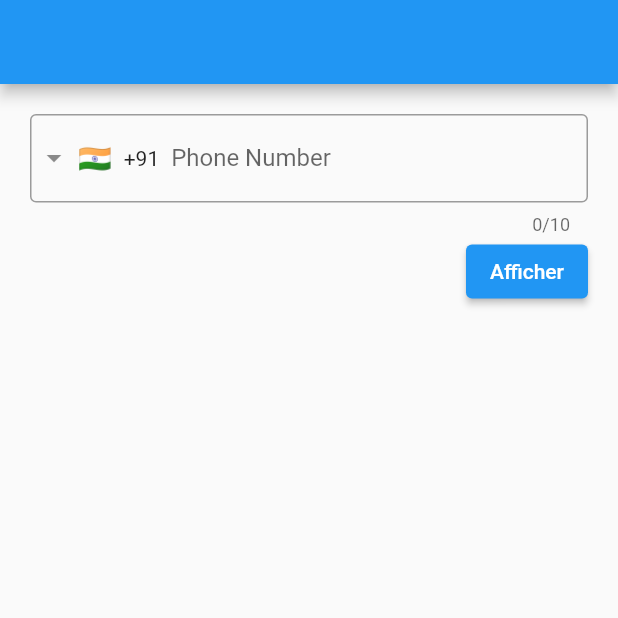
After one commit to EbenezerH/tamangFood, a Flutter app: the Test screen opened directly, on a phone screen of 412 x 824 dp, the top half of it. The commit adds this screen. Run offline on Flutter 3.47's test engine with Material 2 defaults, Android fonts, the phone set to English and light mode, and no system bars; drawn by our look-alikes of intl_phone_field.

Commit message:
Finalisation de la page de connexion, correction de la qualité des images et ajout de la page test

```diff
--- /dev/null
+++ b/lib/test.dart
@@ -0,0 +1,61 @@
+import 'package:flutter/material.dart';
+import 'package:intl_phone_field/intl_phone_field.dart';
+
+class Test extends StatefulWidget {
+  const Test({Key? key}) : super(key: key);
+
+  @override
+  State<Test> createState() => _TestState();
+}
+
+class _TestState extends State<Test> {
+  String phone_number ="";
+  bool visible = false;
+  @override
+  Widget build(BuildContext context) {
+    return Scaffold(
+      appBar: AppBar(),
+      body: Container(
+        padding: const EdgeInsets.all(20),
+
+        child: Column(
+          crossAxisAlignment: CrossAxisAlignment.end,
+          children: [
+            //SizedBox(height: 20,),
+            IntlPhoneField(
+              decoration: const InputDecoration(
+                labelText: 'Phone Number',
+                border: OutlineInputBorder(
+                  borderSide: BorderSide(),
+                ),
+              ),
+              initialCountryCode: 'IN',
+              onChanged: (phone) {
+                setState(() {
+                  visible = false;
+                });
+                debugPrint(phone.completeNumber);
+                  phone_number = phone.completeNumber;
+              },
+            ),
+
+            Visibility(
+                child: Text(phone_number),
+              visible: visible,
+            ),
+
+            ElevatedButton(
+                onPressed: (){
+                  debugPrint(phone_number);
+                  setState(() {
+                    visible = true;
+                  });
+                },
+                child: const Text("Afficher")
+            )
+          ],
+        ),
+      ),
+    );
+  }
+}
--- a/pubspec.yaml
+++ b/pubspec.yaml
@@ -36,6 +36,7 @@ dependencies:
   # The following adds the Cupertino Icons font to your application.
   # Use with the CupertinoIcons class for iOS style icons.
   cupertino_icons: ^1.0.2
+  intl_phone_field: ^1.3.0
 
 dev_dependencies:
   flutter_test:
```
Also changed, not shown: lib/pages/login_page.dart (+115 -101 lines), lib/pages/welcome_page/is_mobile.dart (+1 -6 lines), assets/img/circle_bg.png, assets/img/image_1.png, assets/img/image_2.png, assets/img/image_3.png, assets/img/image_4.png, assets/img/image_5.png, pubspec.lock.
